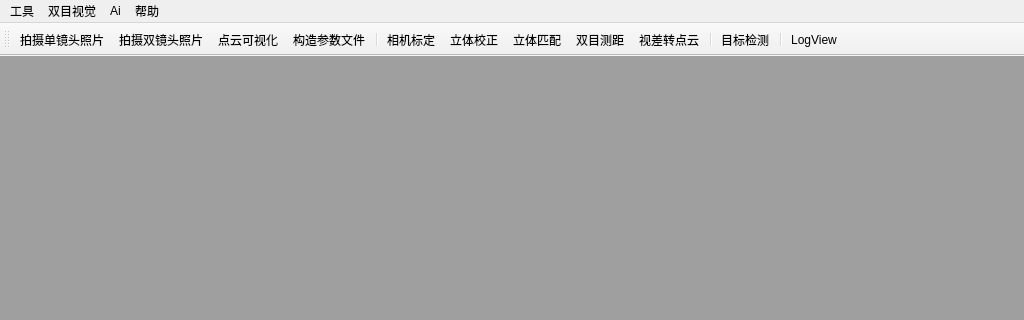
jiafeng5513/Evision, file src/EvisionSandbox/Evision.ui: the form before one commit; both pictures show x 0 to 1024 and y 0 to 320 of the 1024 by 710 pixel window.
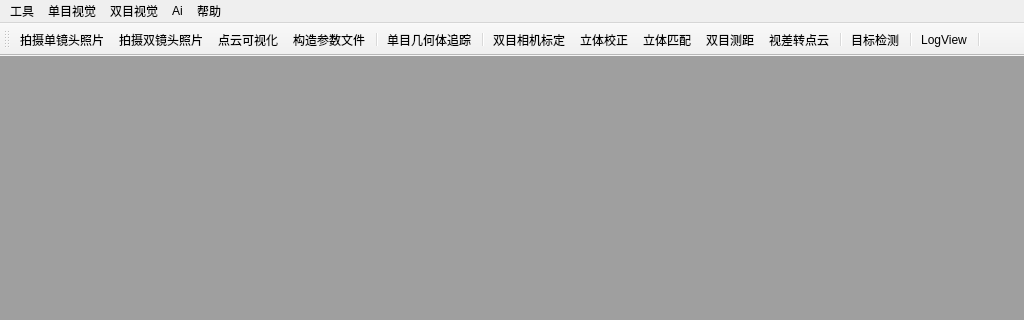
The form after the commit. Icons and pictures are not drawn.

The edit to the form file:
```diff
--- a/src/EvisionSandbox/Evision.ui
+++ b/src/EvisionSandbox/Evision.ui
@@ -104,7 +104,14 @@
     </property>
     <addaction name="action_ObjectDetection"/>
    </widget>
+   <widget class="QMenu" name="menu_4">
+    <property name="title">
+     <string>单目视觉</string>
+    </property>
+    <addaction name="action_PolyTracker"/>
+   </widget>
    <addaction name="menu"/>
+   <addaction name="menu_4"/>
    <addaction name="menu_3"/>
    <addaction name="menuAi"/>
    <addaction name="menu_2"/>
@@ -124,6 +131,8 @@
    <addaction name="action_ShowPointCloud"/>
    <addaction name="action_CreateParamFile"/>
    <addaction name="separator"/>
+   <addaction name="action_PolyTracker"/>
+   <addaction name="separator"/>
    <addaction name="action_CalibrateView"/>
    <addaction name="actio_Rectify"/>
    <addaction name="action_StereoMatchView"/>
@@ -133,6 +142,7 @@
    <addaction name="action_ObjectDetection"/>
    <addaction name="separator"/>
    <addaction name="action_LogView"/>
+   <addaction name="separator"/>
   </widget>
   <widget class="QStatusBar" name="statusBar"/>
   <action name="action_StereoCamera">
@@ -196,7 +206,7 @@
      <normaloff>:/Evision/resource/checkered_128px_1155158_easyicon.net.ico</normaloff>:/Evision/resource/checkered_128px_1155158_easyicon.net.ico</iconset>
    </property>
    <property name="text">
-    <string>相机标定</string>
+    <string>双目相机标定</string>
    </property>
   </action>
   <action name="action_ObjectDetection">
@@ -252,6 +262,18 @@
     <string>RealSenseCamera</string>
    </property>
   </action>
+  <action name="action_PolyTracker">
+   <property name="icon">
+    <iconset resource="Evision.qrc">
+     <normaloff>:/Evision/resource/tracker_128px_1199969_easyicon.net.ico</normaloff>:/Evision/resource/tracker_128px_1199969_easyicon.net.ico</iconset>
+   </property>
+   <property name="text">
+    <string>单目几何体追踪</string>
+   </property>
+   <property name="toolTip">
+    <string>单目几何体追踪</string>
+   </property>
+  </action>
  </widget>
  <layoutdefault spacing="6" margin="11"/>
  <resources>
```
Left out of the diff: 17 changed lines with no effect on the pictures.
